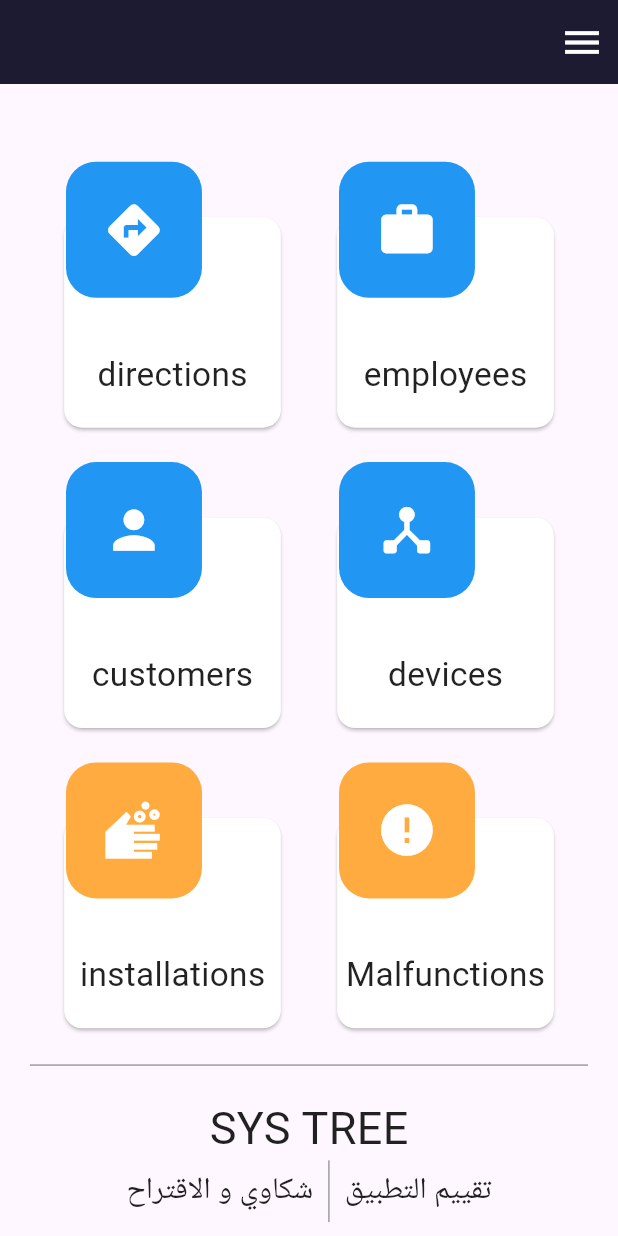
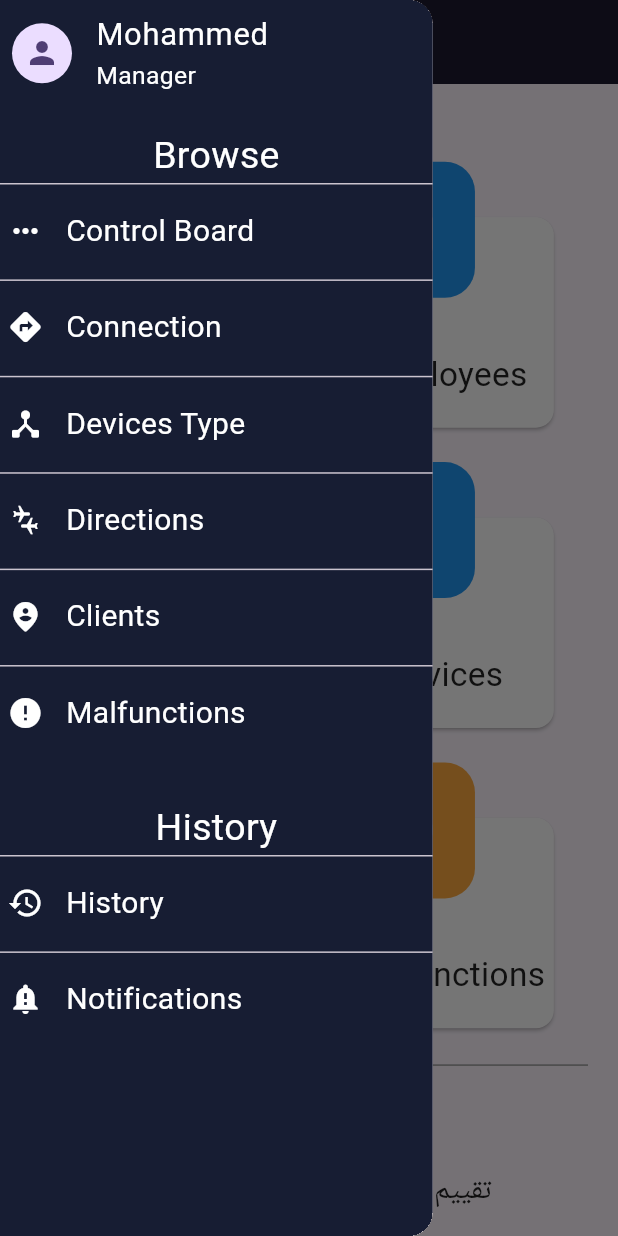
Before and after one commit to Mohammed-AboLEneen/sys-tree, a Flutter app: the HomePage screen opened by its route, with the side drawer open (before the commit the screen has no drawer), on a phone screen of 412 x 824 dp. Run offline on Flutter 3.47's test engine with Material 2 defaults, Android fonts, the light colour scheme and no system bars; our stand-ins replace flutter_screenutil, flutter_svg, go_router, google_fonts, smooth_page_indicator; Roboto replaces fonts that are missing (Abel).

Commit message:
add provider to complete drawer home menu, and some code refactoring

```diff
--- /dev/null
+++ b/lib/features/authentication/presentation/view/widgets/home_menu.dart
@@ -0,0 +1,71 @@
+import 'package:flutter/material.dart';
+import 'package:provider/provider.dart';
+
+import '../../../../home_page/presentation/view/widgets/information_card.dart';
+import '../../../../home_page/presentation/view/widgets/menu_listview.dart';
+import '../../../../home_page/presentation/view_model/menu_provider/menu_provider.dart';
+
+class HomeMenu extends StatelessWidget {
+  const HomeMenu({super.key});
+
+  @override
+  Widget build(BuildContext context) {
+    return ChangeNotifierProvider(
+
+      create: (context) => MenuProvider(),
+      child: Consumer<MenuProvider>(
+
+        builder: (_,model,__){
+
+          return Drawer(
+
+            width: MediaQuery.of(context).size.width * .7,
+            child: Container(
+              width: MediaQuery.of(context).size.width * .6,
+              color: const Color(0xff171D33),
+              child: SafeArea(
+                child: Column(
+                  children: [
+                    const InfoCard(),
+                    const SizedBox(
+                      height: 15,
+                    ),
+
+                    const Align(
+                        alignment: Alignment.center,
+                        child: Text(
+                          'Browse',
+                          style: TextStyle(fontSize: 25, color: Colors.white),
+                        )),
+
+                    MenuListView(
+
+                      titles: model.listTitles1,
+                      icons: model.listIcons1,
+
+                      h: MediaQuery.of(context).size.height * .5,
+                    ),
+                    const Align(
+                        alignment: Alignment.center,
+                        child: Text('History',
+                            style: TextStyle(
+                                fontSize: 25, color: Colors.white))),
+
+                    MenuListView(
+
+                      titles: model.listTitles2,
+                      icons: model.listIcons2,
+
+                      h: MediaQuery.of(context).size.height * .2,
+                    )
+
+                  ],
+                ),
+              ),
+            ),
+          );
+        },
+      ),
+    );
+  }
+}
--- a/lib/features/home_page/presentation/view/home_page.dart
+++ b/lib/features/home_page/presentation/view/home_page.dart
@@ -1,127 +1,30 @@
 import 'package:flutter/material.dart';
 import 'package:provider/provider.dart';
+import 'package:systree/features/authentication/presentation/view/widgets/home_menu.dart';
+import 'package:systree/features/home_page/presentation/view/widgets/home_page_body.dart';
+import '../view_model/home_provider/provider.dart';
 
-import '../view_model/home_provider/provider.dart';
 class HomePage extends StatelessWidget {
   const HomePage({super.key});
 
   @override
   Widget build(BuildContext context) {
-    double h = MediaQuery.of(context).size.height;
-
-
     return ChangeNotifierProvider(
       create: (BuildContext context) => HomePageProvider()..fetchHomeItems(),
       child: Scaffold(
         appBar: AppBar(
           backgroundColor: const Color(0xff1D1B31),
-          automaticallyImplyLeading: false,
-          actions: [
-            IconButton(
+          leading: IconButton(
               onPressed: () {},
               icon: const Icon(
                 Icons.menu,
                 size: 30,
                 color: Colors.white,
-                ))
-          ],
+              )),
         ),
-        body: CustomScrollView(
-          slivers: [
-            SliverToBoxAdapter(
-              child: SizedBox(
-                height: h *.04,
+        body: const HomePageBody(),
+        drawer: const HomeMenu(),
       ),
-            ),
-            SliverToBoxAdapter(
-              child: Consumer<HomePageProvider>(
-                builder: (_, model, __) {
-                  return GridView.count(
-                    crossAxisCount: 2,
-                    childAspectRatio: 4 / 4.4,
-                    shrinkWrap: true,
-                    physics: const NeverScrollableScrollPhysics(),
-                    padding: const EdgeInsets.only(left: 24, right: 24),
-                    children: model.items,
-                  );
-                },
-              ),
-            ),
-            const SliverToBoxAdapter(
-              child: SizedBox(
-                height: 20,
-              ),
-            ),
-            SliverPadding(
-              padding: const EdgeInsets.symmetric(horizontal: 20.0),
-              sliver: SliverToBoxAdapter(
-                child: Container(
-                  height: 1,
-                  width: MediaQuery.of(context).size.width,
-                  color: Colors.grey,
-                ),
-              ),
-            ),
-            const SliverToBoxAdapter(
-              child: SizedBox(
-                height: 20,
-              ),
-            ),
-            const SliverToBoxAdapter(
-              child: Align(
-                alignment: Alignment.center,
-                child: Text(
-                  'SYS TREE',
-                  style: TextStyle(fontSize: 30),
-                ),
-              ),
-            ),
-            SliverToBoxAdapter(
-              child: Row(
-                mainAxisAlignment: MainAxisAlignment.center,
-                children: [
-                  const Text(
-                    'شكاوي و الاقتراح',
-                    style: TextStyle(fontSize: 20),
-                  ),
-                  Padding(
-                    padding: const EdgeInsets.symmetric(horizontal: 10.0),
-                    child: Container(
-                      height: MediaQuery.of(context).size.height *.05,
-                      width: 1,
-                      color: Colors.grey,
-                    ),
-                  ),
-                  const Text(
-                    'تقييم التطبيق',
-                    style: TextStyle(fontSize: 20),
-                  ),
-                ],
-              ),
-            ),
-            const SliverToBoxAdapter(
-              child: SizedBox(
-                height: 10,
-              ),
-            ),
-            const SliverToBoxAdapter(
-              child: Align(
-
-                alignment: Alignment.center,
-                child: Text(
-                  'POWERED BY Mohammed Elsharkawy & LEADER GROUP © 2023',
-                  style: TextStyle(fontSize: 10),
-                ),
-              ),
-            ),
-            const SliverToBoxAdapter(
-              child: SizedBox(
-                height: 20,
-              ),
-            ),
-          ],
-        ),
-      )
     );
   }
 }
--- a/lib/features/home_page/presentation/view/widgets/home_page_body.dart
+++ b/lib/features/home_page/presentation/view/widgets/home_page_body.dart
@@ -1,14 +1,110 @@
 import 'package:flutter/material.dart';
+import 'package:provider/provider.dart';
+
+import '../../view_model/home_provider/provider.dart';
 
 class HomePageBody extends StatelessWidget {
   const HomePageBody({super.key});
 
   @override
   Widget build(BuildContext context) {
-    return const Scaffold(
 
-     drawer: Drawer(
-     ),
+    double h = MediaQuery.of(context).size.height;
+
+    return CustomScrollView(
+      slivers: [
+        SliverToBoxAdapter(
+          child: SizedBox(
+            height: h *.04,
+          ),
+        ),
+        SliverToBoxAdapter(
+          child: Consumer<HomePageProvider>(
+            builder: (_, model, __) {
+              return GridView.count(
+                crossAxisCount: 2,
+                childAspectRatio: 4 / 4.4,
+                shrinkWrap: true,
+                physics: const NeverScrollableScrollPhysics(),
+                padding: const EdgeInsets.only(left: 24, right: 24),
+                children: model.items,
+              );
+            },
+          ),
+        ),
+        const SliverToBoxAdapter(
+          child: SizedBox(
+            height: 20,
+          ),
+        ),
+        SliverPadding(
+          padding: const EdgeInsets.symmetric(horizontal: 20.0),
+          sliver: SliverToBoxAdapter(
+            child: Container(
+              height: 1,
+              width: MediaQuery.of(context).size.width,
+              color: Colors.grey,
+            ),
+          ),
+        ),
+        const SliverToBoxAdapter(
+          child: SizedBox(
+            height: 20,
+          ),
+        ),
+        const SliverToBoxAdapter(
+          child: Align(
+            alignment: Alignment.center,
+            child: Text(
+              'SYS TREE',
+              style: TextStyle(fontSize: 30),
+            ),
+          ),
+        ),
+        SliverToBoxAdapter(
+          child: Row(
+            mainAxisAlignment: MainAxisAlignment.center,
+            children: [
+              const Text(
+                'شكاوي و الاقتراح',
+                style: TextStyle(fontSize: 20),
+              ),
+              Padding(
+                padding: const EdgeInsets.symmetric(horizontal: 10.0),
+                child: Container(
+                  height: MediaQuery.of(context).size.height *.05,
+                  width: 1,
+                  color: Colors.grey,
+                ),
+              ),
+              const Text(
+                'تقييم التطبيق',
+                style: TextStyle(fontSize: 20),
+              ),
+            ],
+          ),
+        ),
+        const SliverToBoxAdapter(
+          child: SizedBox(
+            height: 10,
+          ),
+        ),
+        const SliverToBoxAdapter(
+          child: Align(
+
+            alignment: Alignment.center,
+            child: Text(
+              'POWERED BY Mohammed Elsharkawy & LEADER GROUP © 2023',
+              style: TextStyle(fontSize: 10),
+            ),
+          ),
+        ),
+        const SliverToBoxAdapter(
+          child: SizedBox(
+            height: 20,
+          ),
+        ),
+      ],
     );
   }
 }
--- /dev/null
+++ b/lib/features/home_page/presentation/view/widgets/menu_listview.dart
@@ -0,0 +1,46 @@
+
+import 'package:flutter/cupertino.dart';
+import 'package:provider/provider.dart';
+
+import '../../view_model/menu_provider/menu_provider.dart';
+import 'item_menu.dart';
+
+class MenuListView extends StatelessWidget {
+
+
+  final List<String> titles;
+  final List<IconData> icons;
+  final double? h;
+
+
+  const MenuListView({super.key, required this.titles, required this.icons, this.h, });
+
+  @override
+  Widget build(BuildContext context) {
+    return Consumer<MenuProvider>(
+      builder: (_,model,__){
+
+        return SizedBox(
+
+          height: h,
+          child: ListView.builder(
+            itemBuilder: (context, index) => GestureDetector(
+
+              behavior: HitTestBehavior.translucent,
+              onTap: (){
+
+                model.changeSelectedIndex(titles[index]);
+              },
+              child: MenuItem(
+                text: titles[index],
+                icon: icons[index],
+                isSelected: model.selectedItemTitle == titles[index]? true : false,
+              ),
+            ),
+            itemCount: titles.length,
+          ),
+        );
+      },
+    );
+  }
+}
--- /dev/null
+++ b/lib/features/home_page/presentation/view_model/menu_provider/menu_provider.dart
@@ -0,0 +1,45 @@
+import 'package:flutter/material.dart';
+
+class MenuProvider extends ChangeNotifier{
+
+  String? selectedItemTitle;
+
+  List<String> listTitles1 = [
+
+    'Control Board',
+    'Connection',
+    'Devices Type',
+    'Directions',
+    'Clients',
+    'Malfunctions'
+  ];
+
+  List<String> listTitles2 = [
+
+    'History',
+    'Notifications'
+  ];
+
+  List<IconData> listIcons1 = [
+
+    Icons.keyboard_control_outlined,
+    Icons.directions,
+    Icons.device_hub_rounded,
+    Icons.connecting_airports_outlined,
+    Icons.person_pin_circle_rounded,
+    Icons.error
+  ];
+
+  List<IconData> listIcons2 = [
+
+    Icons.history,
+    Icons.notification_important,
+  ];
+
+  void changeSelectedIndex(String newSelectedItemTitle){
+
+    selectedItemTitle = newSelectedItemTitle;
+    notifyListeners();
+  }
+
+}
--- a/lib/main.dart
+++ b/lib/main.dart
@@ -31,7 +31,7 @@ class MyApp extends StatelessWidget {
 
               systemOverlayStyle: SystemUiOverlayStyle(
                 systemNavigationBarColor: Colors.blue.withOpacity(.2), // Navigation bar
-                statusBarColor:  Colors.blue.withOpacity(.3), // Status bar
+                statusBarColor:  Colors.blue.withOpacity(.1), // Status bar
                   statusBarIconBrightness: Brightness.dark
               ),
           )
```
Lines whose indentation alone changed are shown as unchanged.
